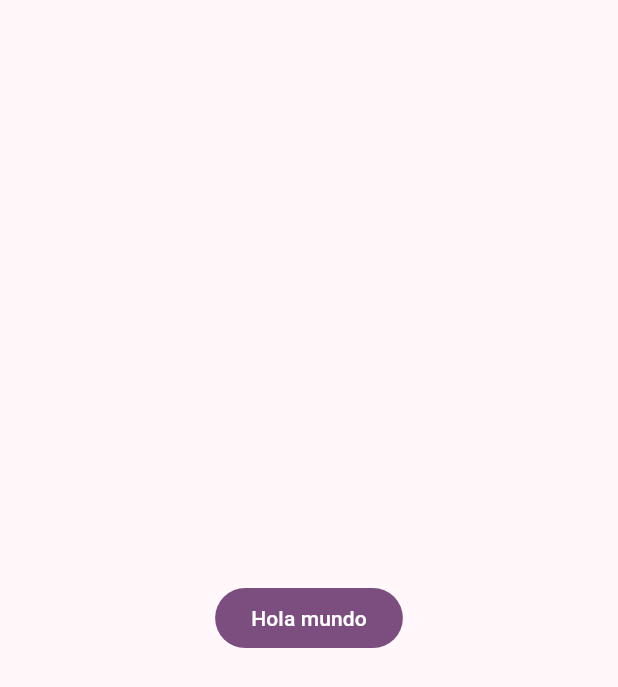
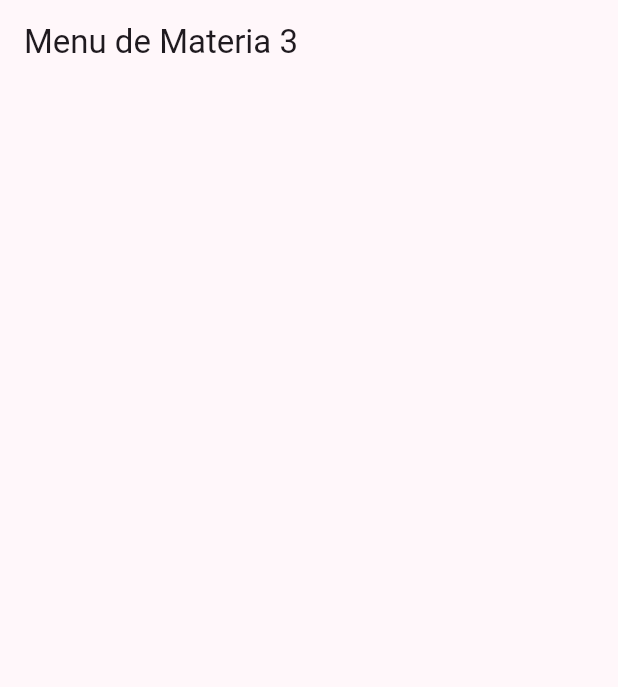
Before and after one commit to tecBogarin/witget_flutter, a Flutter app: the screen it shows after launch, on a phone screen of 412 x 824 dp. Shown: the top 687 px of the screen. Run offline on Flutter 3.47's test engine with Material 2 defaults, Android fonts, the phone set to English and light mode, and no system bars.

```diff
--- a/lib/config/theme/app_theme.dart
+++ b/lib/config/theme/app_theme.dart
@@ -22,6 +22,9 @@ class AppTheme {
 
   ThemeData getTheme() => ThemeData(
     useMaterial3: true,
-    colorSchemeSeed: colorList[selectedColor]
+    colorSchemeSeed: colorList[selectedColor],
+    // appBarTheme: const AppBarTheme(
+    //   centerTitle: true
+    // )
   );
 }
--- a/lib/main.dart
+++ b/lib/main.dart
@@ -1,5 +1,6 @@
 import 'package:flutter/material.dart';
 import 'package:widgets_app/config/theme/app_theme.dart';
+import 'package:widgets_app/presentation/screens/home/home_screen.dart';
 
 void main() {
   runApp(const MainApp());
@@ -13,10 +14,11 @@ class MainApp extends StatelessWidget {
     return MaterialApp(
         debugShowCheckedModeBanner: false,
         theme: AppTheme(selectedColor: 4).getTheme(),
-        home: Scaffold(
-            body: Center(
-          child:
-              FilledButton(child: const Text('Hola mundo'), onPressed: () {}),
-        )));
+        // home: Scaffold(
+        //     body: Center(
+        //   child:
+        //       FilledButton(child: const Text('Hola mundo'), onPressed: () {}),
+        // )));
+        home: const HomeScreen());
   }
 }
--- /dev/null
+++ b/lib/presentation/screens/home/home_screen.dart
@@ -0,0 +1,14 @@
+import 'package:flutter/material.dart';
+
+class HomeScreen extends StatelessWidget {
+  const HomeScreen({super.key});
+
+  @override
+  Widget build(BuildContext context) {
+    return Scaffold(
+      appBar: AppBar(
+        title: const Text('Menu de Materia 3'),
+      ),
+    );
+  }
+}
```
Also changed, not shown: lib/config/menu/menu_items.dart (added, +28 -0 lines).
